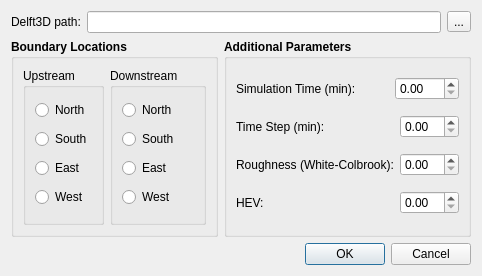
Above: MoRPHED_GUI/dialog_delftparams.ui from morphed/MoRPHED before the change. Below: the same form after it.
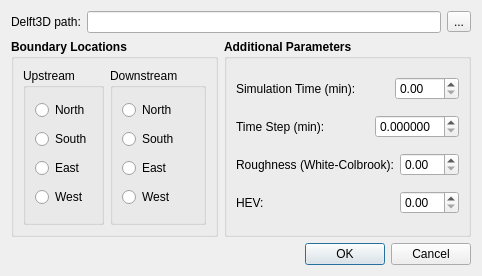
That is the form after the change.

Commit message: GUI is functional. Input files copied to project directory when MoRPHED begins running. Just found problems with hydraulic solutions on the Feshie

The edit to the form file:
```diff
--- a/MoRPHED_GUI/dialog_delftparams.ui
+++ b/MoRPHED_GUI/dialog_delftparams.ui
@@ -261,6 +261,9 @@
               <bold>false</bold>
              </font>
             </property>
+            <property name="decimals">
+             <number>6</number>
+            </property>
            </widget>
           </item>
          </layout>
```
The commit also changes 7 other files.
